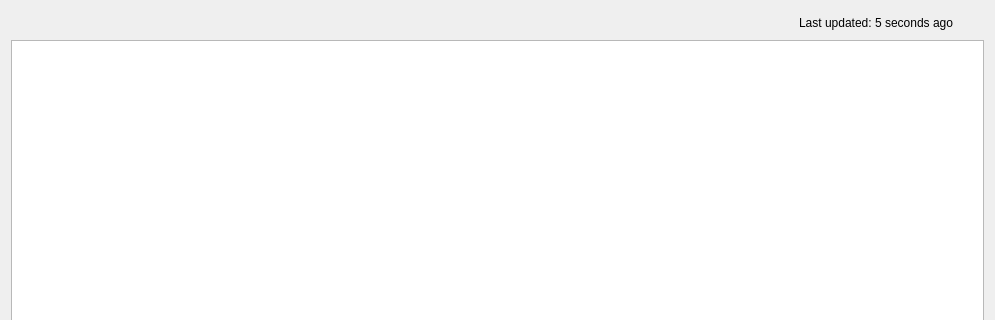
First picture: the form in src/importcartdialog.ui, repository rgriebl/brickstore, before the edit; both pictures show x 0 to 995 and y 0 to 320 of the 995 by 620 pixel window.
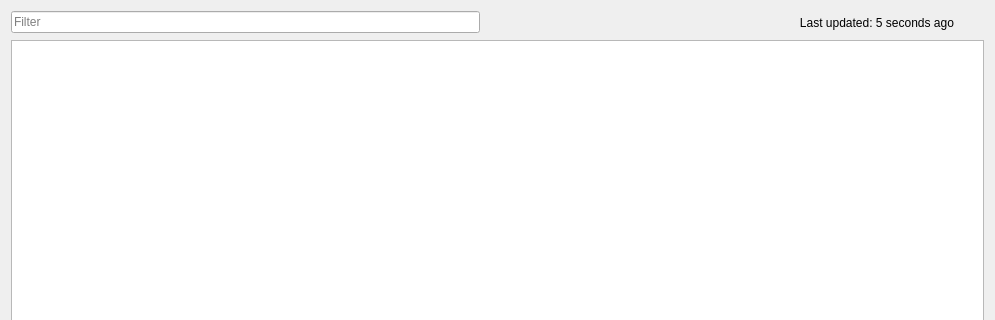
Second picture: the form after the edit. Icons and pictures are not drawn. Custom widgets are drawn as their Qt base class.

What changed in the file:
```diff
--- a/src/importcartdialog.ui
+++ b/src/importcartdialog.ui
@@ -20,23 +20,35 @@
    <item>
     <layout class="QHBoxLayout" name="horizontalLayout">
      <item>
-      <spacer name="horizontalSpacer">
-       <property name="orientation">
-        <enum>Qt::Horizontal</enum>
+      <widget class="HistoryLineEdit" name="w_filter">
+       <property name="sizePolicy">
+        <sizepolicy hsizetype="Expanding" vsizetype="Fixed">
+         <horstretch>1</horstretch>
+         <verstretch>0</verstretch>
+        </sizepolicy>
        </property>
-       <property name="sizeHint" stdset="0">
-        <size>
-         <width>40</width>
-         <height>20</height>
-        </size>
+       <property name="placeholderText">
+        <string>Filter</string>
        </property>
-      </spacer>
+       <property name="clearButtonEnabled">
+        <bool>true</bool>
+       </property>
+      </widget>
      </item>
      <item>
       <widget class="QLabel" name="w_lastUpdated">
+       <property name="sizePolicy">
+        <sizepolicy hsizetype="Preferred" vsizetype="Preferred">
+         <horstretch>1</horstretch>
+         <verstretch>0</verstretch>
+        </sizepolicy>
+       </property>
        <property name="text">
         <string notr="true">Last updated: 5 seconds ago</string>
        </property>
+       <property name="alignment">
+        <set>Qt::AlignRight|Qt::AlignTrailing|Qt::AlignVCenter</set>
+       </property>
       </widget>
      </item>
      <item>
@@ -120,6 +132,18 @@
   </layout>
  </widget>
  <layoutdefault spacing="6" margin="11"/>
+ <customwidgets>
+  <customwidget>
+   <class>HistoryLineEdit</class>
+   <extends>QLineEdit</extends>
+   <header>historylineedit.h</header>
+  </customwidget>
+ </customwidgets>
+ <tabstops>
+  <tabstop>w_filter</tabstop>
+  <tabstop>w_update</tabstop>
+  <tabstop>w_carts</tabstop>
+ </tabstops>
  <resources/>
  <connections>
   <connection>
```
